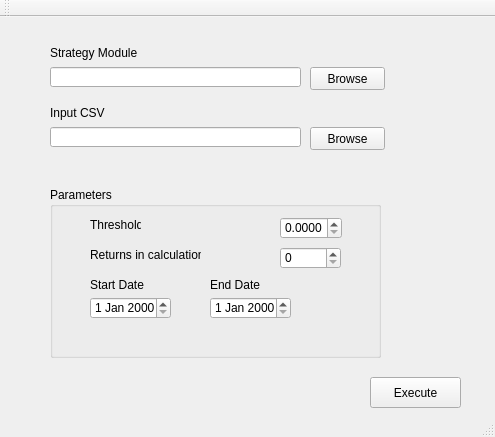
First picture: the form in GUI1-Merge_of_death/mainwindow.ui, repository mobeigi/Algorithmic-Trading, before the edit.
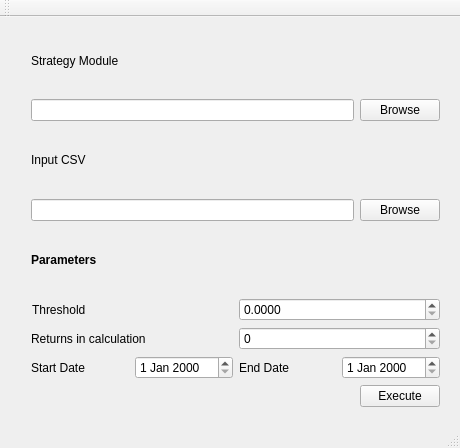
Second picture: the form after the edit.

```diff
--- a/GUI1-Merge_of_death/mainwindow.ui
+++ b/GUI1-Merge_of_death/mainwindow.ui
@@ -6,256 +6,179 @@
    <rect>
     <x>0</x>
     <y>0</y>
-    <width>495</width>
-    <height>437</height>
+    <width>460</width>
+    <height>448</height>
    </rect>
   </property>
+  <property name="sizePolicy">
+   <sizepolicy hsizetype="Preferred" vsizetype="Preferred">
+    <horstretch>80</horstretch>
+    <verstretch>0</verstretch>
+   </sizepolicy>
+  </property>
   <property name="windowTitle">
    <string>MainWindow</string>
   </property>
   <widget class="QWidget" name="centralWidget">
-   <widget class="QLabel" name="inpu_csv_label">
+   <widget class="QWidget" name="verticalLayoutWidget">
     <property name="geometry">
      <rect>
-      <x>50</x>
-      <y>80</y>
-      <width>131</width>
-      <height>31</height>
+      <x>20</x>
+      <y>0</y>
+      <width>431</width>
+      <height>401</height>
      </rect>
     </property>
-    <property name="text">
-     <string>Input CSV</string>
-    </property>
-   </widget>
-   <widget class="QLineEdit" name="strategy_module_location">
-    <property name="geometry">
-     <rect>
-      <x>50</x>
-      <y>50</y>
-      <width>251</width>
-      <height>20</height>
-     </rect>
-    </property>
-   </widget>
-   <widget class="QLineEdit" name="input_csv_location">
-    <property name="geometry">
-     <rect>
-      <x>50</x>
-      <y>110</y>
-      <width>251</width>
-      <height>20</height>
-     </rect>
-    </property>
-   </widget>
+    <layout class="QVBoxLayout" name="programLayout">
+     <item>
    <widget class="QLabel" name="strategy_module_label">
-    <property name="geometry">
-     <rect>
-      <x>50</x>
-      <y>20</y>
-      <width>131</width>
-      <height>31</height>
-     </rect>
-    </property>
     <property name="text">
      <string>Strategy Module</string>
     </property>
    </widget>
-   <widget class="QPushButton" name="browseCSV">
-    <property name="geometry">
-     <rect>
-      <x>310</x>
-      <y>110</y>
-      <width>75</width>
-      <height>23</height>
-     </rect>
-    </property>
-    <property name="text">
-     <string>Browse</string>
-    </property>
-   </widget>
+     </item>
+     <item>
+      <layout class="QHBoxLayout" name="strategyModuleLayout">
+       <item>
+        <widget class="QLineEdit" name="strategy_module_location"/>
+       </item>
+       <item>
    <widget class="QPushButton" name="browseModule">
-    <property name="geometry">
-     <rect>
-      <x>310</x>
-      <y>50</y>
-      <width>75</width>
-      <height>23</height>
-     </rect>
+         <property name="enabled">
+          <bool>true</bool>
     </property>
     <property name="text">
      <string>Browse</string>
     </property>
    </widget>
-   <widget class="QPushButton" name="execute_button">
-    <property name="geometry">
-     <rect>
-      <x>370</x>
-      <y>360</y>
-      <width>91</width>
-      <height>31</height>
-     </rect>
-    </property>
+       </item>
+      </layout>
+     </item>
+     <item>
+      <widget class="QLabel" name="inpu_csv_label">
     <property name="text">
-     <string>Execute</string>
-    </property>
-   </widget>
-   <widget class="QGroupBox" name="groupBox">
-    <property name="geometry">
-     <rect>
-      <x>50</x>
-      <y>170</y>
-      <width>331</width>
-      <height>171</height>
-     </rect>
-    </property>
+        <string>Input CSV</string>
+       </property>
+      </widget>
+     </item>
+     <item>
+      <layout class="QHBoxLayout" name="inputCSVLayout">
+       <item>
+        <widget class="QLineEdit" name="input_csv_location"/>
+       </item>
+       <item>
+        <widget class="QPushButton" name="browseCSV">
+         <property name="text">
+          <string>Browse</string>
+         </property>
+        </widget>
+       </item>
+      </layout>
+     </item>
+     <item>
+      <widget class="QLabel" name="label">
     <property name="font">
      <font>
-      <weight>50</weight>
-      <bold>false</bold>
-     </font>
-    </property>
-    <property name="title">
+         <weight>75</weight>
+         <bold>true</bold>
+        </font>
+       </property>
+       <property name="text">
      <string>Parameters</string>
     </property>
-    <widget class="QDateEdit" name="start_date">
-     <property name="geometry">
-      <rect>
-       <x>40</x>
-       <y>110</y>
-       <width>81</width>
-       <height>22</height>
-      </rect>
-     </property>
-    </widget>
+      </widget>
+     </item>
+     <item>
+      <layout class="QGridLayout" name="tresholdLayout">
+       <property name="leftMargin">
+        <number>1</number>
+       </property>
+       <item row="0" column="1">
     <widget class="QLabel" name="threshold_label">
-     <property name="geometry">
-      <rect>
-       <x>40</x>
-       <y>30</y>
-       <width>51</width>
-       <height>16</height>
-      </rect>
-     </property>
      <property name="text">
       <string>Threshold</string>
      </property>
     </widget>
-    <widget class="QLabel" name="returnsInCalculation_label">
-     <property name="geometry">
-      <rect>
-       <x>40</x>
-       <y>60</y>
-       <width>111</width>
-       <height>16</height>
-      </rect>
-     </property>
-     <property name="text">
-      <string>Returns in calculation</string>
-     </property>
-    </widget>
-    <widget class="QSpinBox" name="returnsInCalculation">
-     <property name="geometry">
-      <rect>
-       <x>230</x>
-       <y>60</y>
-       <width>61</width>
-       <height>22</height>
-      </rect>
-     </property>
-    </widget>
+       </item>
+       <item row="0" column="2">
     <widget class="QDoubleSpinBox" name="threshold">
-     <property name="geometry">
-      <rect>
-       <x>230</x>
-       <y>30</y>
-       <width>62</width>
-       <height>22</height>
-      </rect>
-     </property>
      <property name="decimals">
       <number>4</number>
      </property>
     </widget>
+       </item>
+      </layout>
+     </item>
+     <item>
+      <layout class="QHBoxLayout" name="returnInCalculationLayout">
+       <item>
+        <widget class="QLabel" name="returnsInCalculation_label">
+         <property name="text">
+          <string>Returns in calculation</string>
+         </property>
+        </widget>
+       </item>
+       <item>
+        <widget class="QSpinBox" name="returnsInCalculation"/>
+       </item>
+      </layout>
+     </item>
+     <item>
+      <layout class="QHBoxLayout" name="dateLayout">
+       <item>
     <widget class="QLabel" name="start_date_label">
-     <property name="geometry">
-      <rect>
-       <x>40</x>
-       <y>90</y>
-       <width>71</width>
-       <height>16</height>
-      </rect>
-     </property>
      <property name="text">
       <string>Start Date</string>
      </property>
     </widget>
+       </item>
+       <item>
+        <widget class="QDateEdit" name="start_date"/>
+       </item>
+       <item>
     <widget class="QLabel" name="end_date_label">
-     <property name="geometry">
-      <rect>
-       <x>160</x>
-       <y>90</y>
-       <width>71</width>
-       <height>16</height>
-      </rect>
-     </property>
      <property name="text">
       <string>End Date</string>
      </property>
     </widget>
-    <widget class="QDateEdit" name="end_date">
-     <property name="geometry">
-      <rect>
-       <x>160</x>
-       <y>110</y>
-       <width>81</width>
-       <height>22</height>
-      </rect>
-     </property>
-    </widget>
-    <widget class="QLabel" name="date_valid">
-     <property name="geometry">
-      <rect>
-       <x>40</x>
-       <y>140</y>
-       <width>141</width>
-       <height>21</height>
-      </rect>
-     </property>
-     <property name="text">
-      <string/>
-     </property>
-    </widget>
-   </widget>
+       </item>
+       <item>
+        <widget class="QDateEdit" name="end_date"/>
+       </item>
+      </layout>
+     </item>
+     <item>
+      <layout class="QGridLayout" name="executeLayout">
+       <property name="spacing">
+        <number>5</number>
+       </property>
+       <item row="0" column="0" alignment="Qt::AlignLeft">
    <widget class="QLabel" name="execution_status">
-    <property name="geometry">
-     <rect>
-      <x>50</x>
-      <y>350</y>
-      <width>151</width>
-      <height>21</height>
-     </rect>
+         <property name="sizePolicy">
+          <sizepolicy hsizetype="Preferred" vsizetype="Preferred">
+           <horstretch>80</horstretch>
+           <verstretch>0</verstretch>
+          </sizepolicy>
     </property>
     <property name="text">
      <string/>
     </property>
    </widget>
-   <widget class="QLabel" name="inputcsv_valid">
-    <property name="geometry">
-     <rect>
-      <x>50</x>
-      <y>140</y>
-      <width>141</width>
-      <height>21</height>
-     </rect>
-    </property>
+       </item>
+       <item row="0" column="1" alignment="Qt::AlignRight">
+        <widget class="QPushButton" name="execute_button">
     <property name="text">
-     <string/>
-    </property>
-   </widget>
-   <zorder>groupBox</zorder>
-   <zorder>inpu_csv_label</zorder>
-   <zorder>strategy_module_location</zorder>
-   <zorder>input_csv_location</zorder>
+          <string>Execute</string>
+         </property>
+        </widget>
+       </item>
+      </layout>
+     </item>
+    </layout>
+   </widget>
+   <zorder>verticalLayoutWidget</zorder>
+   <zorder>threshold_label</zorder>
+   <zorder>verticalLayoutWidget</zorder>
    <zorder>strategy_module_label</zorder>
    <zorder>browseCSV</zorder>
    <zorder>browseModule</zorder>
```
Left out of the diff: 7 changed lines with no effect on the pictures. Lines whose indentation alone changed are shown as unchanged.
